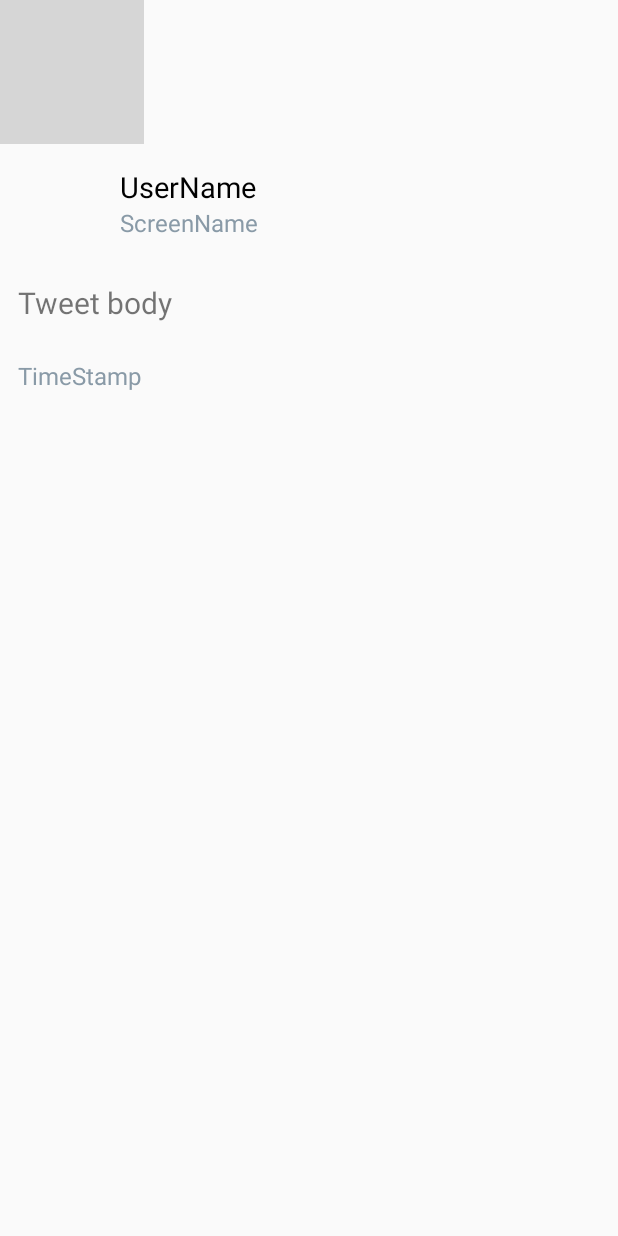
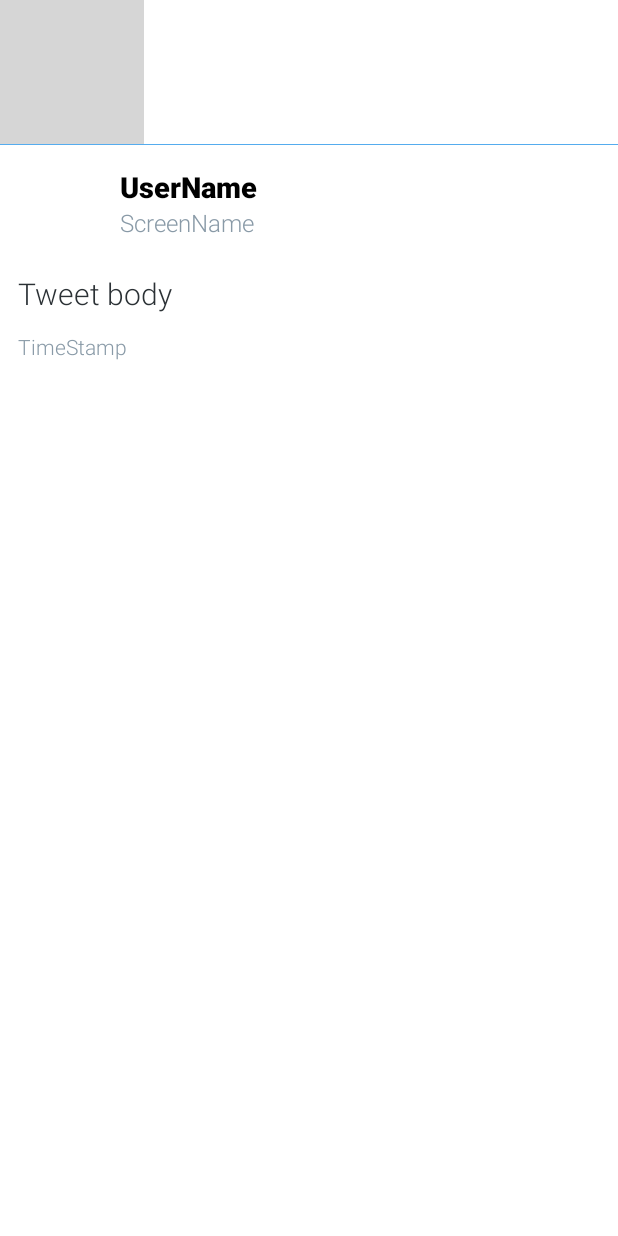
Before and after one commit to tachyonlabs/CodePath-Android-Bootcamp-Simple-Twitter-Client, an Android app: the layout fragment_tweet_detail.xml on its own in the app's theme, with its tools: preview values and no code run, on a phone screen of 412 x 824 dp. Run offline under Robolectric (Android 15) with nearby library versions, the phone set to English and light mode, and no system bars; plain views replace RoundedImageView; grey boxes are pictures that could not be loaded.

Commit message:
Some visual improvements

```diff
--- a/app/src/main/java/com/tachyonlabs/tweety/activities/TimelineActivity.java
+++ b/app/src/main/java/com/tachyonlabs/tweety/activities/TimelineActivity.java
@@ -87,7 +87,7 @@ public class TimelineActivity extends AppCompatActivity {
         getSupportActionBar().setDisplayShowHomeEnabled(true);
         getSupportActionBar().setLogo(R.mipmap.logo);
         getSupportActionBar().setDisplayUseLogoEnabled(true);
-        getSupportActionBar().setDisplayShowTitleEnabled(false);
+        //getSupportActionBar().setDisplayShowTitleEnabled(false);
         //toolbar.setTitleTextAppearance(this, R.style.MyTextAppearance);
         client = TwitterApplication.getRestClient(); // singleton client
         populateTimeline();
--- a/app/src/main/res/layout/fragment_tweet_detail.xml
+++ b/app/src/main/res/layout/fragment_tweet_detail.xml
@@ -2,6 +2,7 @@
     xmlns:tools="http://schemas.android.com/tools"
     android:layout_width="match_parent"
     android:layout_height="match_parent"
+    android:background="#FFFFFF"
     tools:context="com.tachyonlabs.tweety.fragments.TweetDetailFragment">
 
     <ImageView
@@ -25,12 +26,21 @@
         app:riv_corner_radius="2dip"
         app:riv_oval="false" />
 
+    <View
+        android:id="@+id/line1"
+        android:layout_width="match_parent"
+        android:layout_height="1px"
+        android:minHeight="1px"
+        android:layout_below="@id/ivClose"
+        android:background="@color/twitter_blue"
+        />
+
     <com.makeramen.roundedimageview.RoundedImageView
         xmlns:app="http://schemas.android.com/apk/res-auto"
         android:id="@+id/ivProfileImage"
         android:layout_width="56dp"
         android:layout_height="56dp"
-        android:layout_below="@+id/ivClose"
+        android:layout_below="@+id/line1"
         android:layout_alignParentLeft="true"
         android:scaleType="fitCenter"
         android:layout_margin="12dp"
@@ -44,6 +54,8 @@
         android:text="UserName"
         android:id="@+id/tvUserName"
         android:layout_below="@+id/ivClose"
+        android:fontFamily="sans-serif-medium"
+        android:textStyle="bold"
         android:textColor="#000000"
         android:textSize="19sp"
         android:layout_toRightOf="@+id/ivProfileImage" />
@@ -56,19 +68,25 @@
         android:layout_below="@+id/tvUserName"
         android:textColor="#899AA7"
         android:textSize="16sp"
+        android:fontFamily="sans-serif-light"
         android:layout_toRightOf="@+id/ivProfileImage" />
 
     <TextView
         android:layout_width="match_parent"
         android:layout_height="wrap_content"
-        android:layout_marginTop="5dp"
         android:text="Tweet body"
         android:id="@+id/tvTweetBody"
+        android:autoLink="all"
         android:linksClickable="true"
         android:textColorLink="#4184B7"
+        android:fontFamily="sans-serif-light"
+        android:lineSpacingMultiplier="1.1"
+        android:textColor="#2B3135"
         android:layout_alignParentLeft="true"
         android:layout_below="@+id/ivProfileImage"
-        android:layout_margin="12dp"
+        android:layout_marginTop="5dp"
+        android:layout_marginLeft="12dp"
+        android:layout_marginRight="12dp"
         android:textSize="20sp" />
 
     <TextView
@@ -78,8 +96,9 @@
         android:id="@+id/tvTimeStamp"
         android:layout_alignParentLeft="true"
         android:layout_below="@+id/tvTweetBody"
+        android:fontFamily="sans-serif-light"
         android:textColor="#899AA7"
         android:layout_margin="12dp"
-        android:textSize="16sp" />
+        android:textSize="14sp" />
 
 </RelativeLayout>
--- a/app/src/main/res/layout/item_tweet.xml
+++ b/app/src/main/res/layout/item_tweet.xml
@@ -2,8 +2,7 @@
 <RelativeLayout xmlns:android="http://schemas.android.com/apk/res/android"
     android:layout_width="match_parent" android:layout_height="match_parent"
     android:background="#FFFFFF"
-    android:padding="5dp"
-    android:layout_margin="5dp">
+    android:padding="10dp">
 
     <ImageView
         android:layout_width="56dp"
--- a/app/src/main/res/values-v21/styles.xml
+++ b/app/src/main/res/values-v21/styles.xml
@@ -6,4 +6,10 @@
         <item name="android:windowDrawsSystemBarBackgrounds">true</item>
         <item name="android:statusBarColor">@android:color/transparent</item>
     </style>
+
+    <style name="AppBaseTheme" parent="Theme.AppCompat.Light.DarkActionBar">
+        <!-- API 14 theme customizations can go here. -->
+        <item name="android:textColorPrimaryInverse">@color/primary_text_material_dark</item>
+        <item name="android:statusBarColor">@color/colorPrimaryDark</item>
+    </style>
 </resources>
--- a/app/src/main/res/values/colors.xml
+++ b/app/src/main/res/values/colors.xml
@@ -2,8 +2,9 @@
 <resources>
     <color name="accent_material_light">#55acee</color>
     <color name="primary_material_dark">#55acee</color>
-    <color name="primary_dark_material_dark">#4184b7</color>
+    <color name="primary_dark_material_dark">#1976d2</color>
     <color name="primary_text_material_dark">#ffff00</color>
     <color name="twitter_blue">#55acee</color>
     <color name="darker_twitter_blue">#4184b7</color>
+    <color name="colorPrimaryDark">#1976d2</color>
 </resources>
--- a/app/src/main/res/values/strings.xml
+++ b/app/src/main/res/values/strings.xml
@@ -3,7 +3,7 @@
 
     <string name="app_name">Tweety</string>
     <string name="action_settings">Settings</string>
-    <string name="title_activity_timeline">Home Timeline</string>
+    <string name="title_activity_timeline">\u00A0\u00A0\u00A0Tweety</string>
     <string name="login_label">Connect to Twitter</string>
     <string name="tweet">Tweet</string>
 
```
Also changed, not shown: app/src/main/res/layout/activity_timeline.xml (+4 -4 lines), app/src/main/res/layout/fragment_compose.xml (+19 -9 lines), 1 other file.
